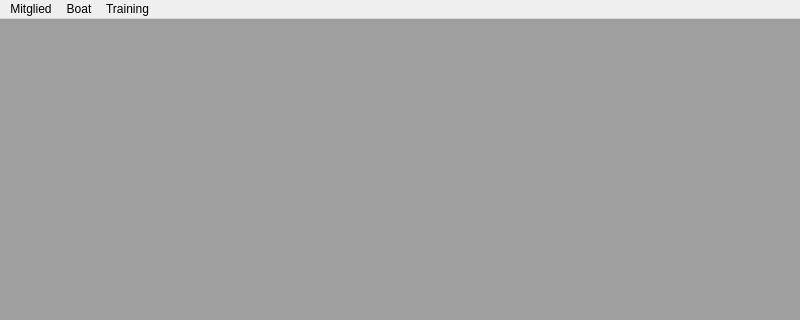
This is mainwin/mainwindow.ui in pmgyambol/rowingclub as Qt 5 draws it before an edit; both pictures show x 0 to 800 and y 0 to 320 of the 800 by 600 pixel window. The edited form follows.
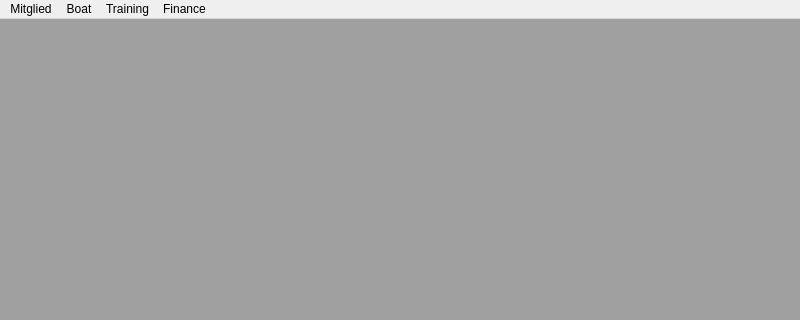
This is the edited form. Icons and pictures are not drawn.

Patch:
```diff
--- a/mainwin/mainwindow.ui
+++ b/mainwin/mainwindow.ui
@@ -57,9 +57,18 @@
     <addaction name="actionListCardios"/>
     <addaction name="actionListGym"/>
    </widget>
+   <widget class="QMenu" name="menuFinance">
+    <property name="title">
+     <string>Finance</string>
+    </property>
+    <addaction name="actionShowBalance"/>
+    <addaction name="actionListIncome"/>
+    <addaction name="actionListExpense"/>
+   </widget>
    <addaction name="menuMitglied"/>
    <addaction name="menuBoat"/>
    <addaction name="menuTraining"/>
+   <addaction name="menuFinance"/>
   </widget>
   <widget class="QStatusBar" name="statusbar"/>
   <action name="actionNewMitglied">
```
Left out of the diff: 24 changed lines with no effect on the pictures.
